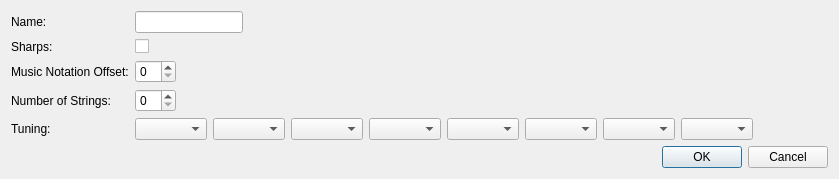
First picture: the form in source/dialogs/tuningdialog.ui, repository powertab/powertabeditor, before the edit.
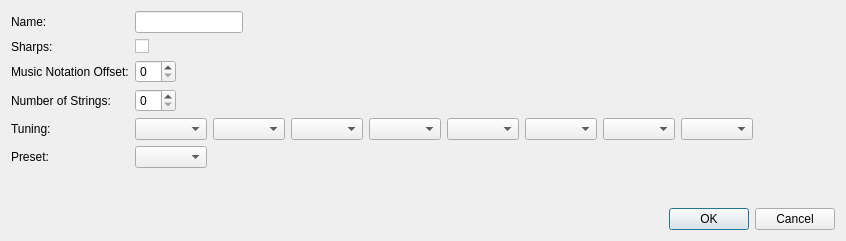
Second picture: the form after the edit.

Diff of the .ui file:
```diff
--- a/source/dialogs/tuningdialog.ui
+++ b/source/dialogs/tuningdialog.ui
@@ -6,8 +6,8 @@
    <rect>
     <x>0</x>
     <y>0</y>
-    <width>839</width>
-    <height>176</height>
+    <width>846</width>
+    <height>241</height>
    </rect>
   </property>
   <property name="windowTitle">
@@ -97,6 +97,20 @@
        </item>
       </layout>
      </item>
+     <item row="5" column="0">
+      <widget class="QLabel" name="presetLabel">
+       <property name="text">
+        <string>Preset:</string>
+       </property>
+      </widget>
+     </item>
+     <item row="5" column="1">
+      <widget class="QComboBox" name="presetComboBox">
+       <property name="sizeAdjustPolicy">
+        <enum>QComboBox::AdjustToContents</enum>
+       </property>
+      </widget>
+     </item>
     </layout>
    </item>
    <item>
```
